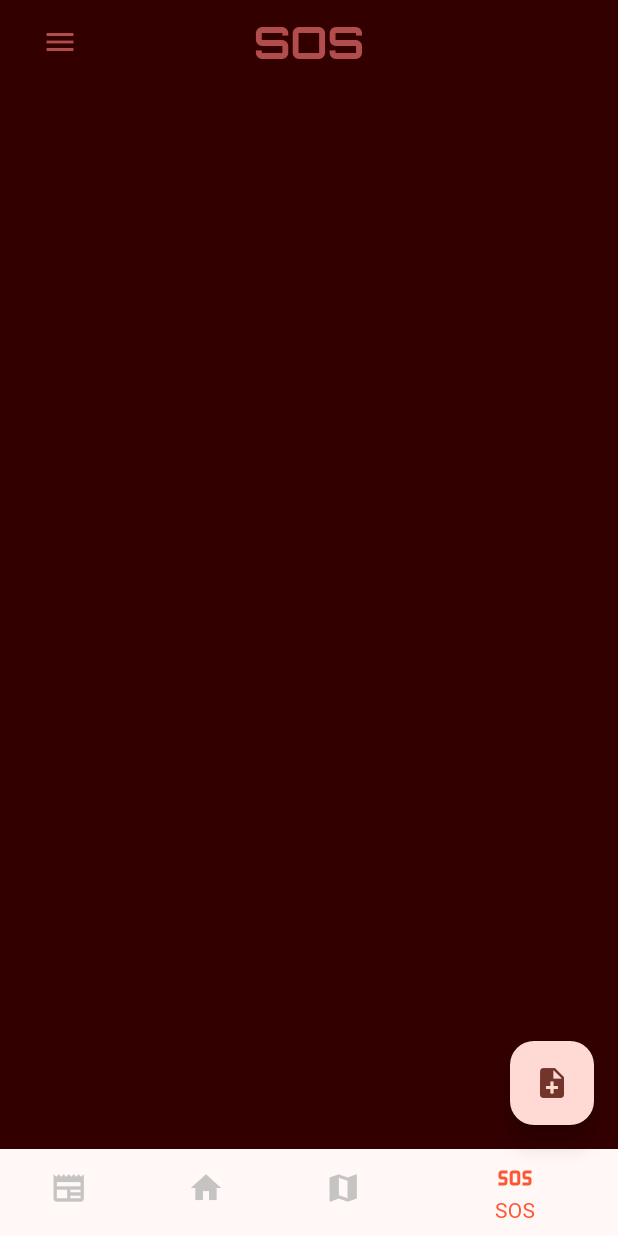
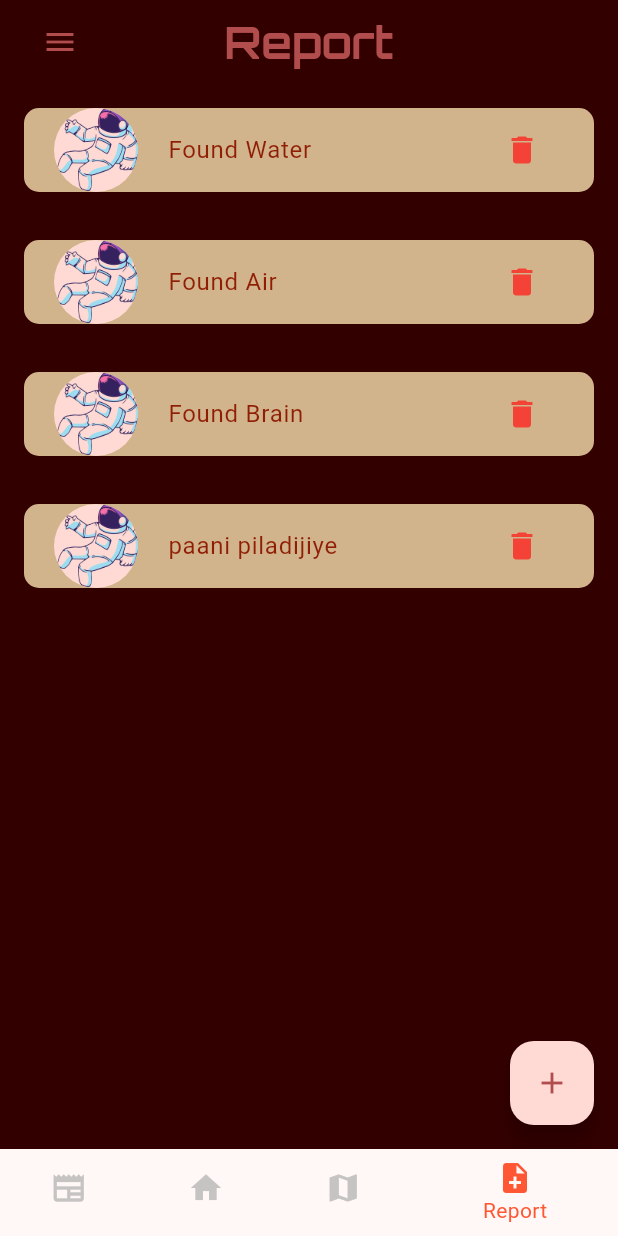
Before and after one commit to synapsecode/RedFrontier, a Flutter app: the HomePage screen opened directly, item 4 of the bottom bar chosen, on a phone screen of 412 x 824 dp. Run offline on Flutter 3.47's test engine with Material 3 defaults, Android fonts, the phone set to English and light mode, and no system bars; our stand-ins replace google_fonts, image_picker; missing offline and left inert: neopop.

Commit message:
Report, image picker, news and report details screen add report etc

```diff
--- /dev/null
+++ b/redfrontier/lib/models/reports.dart
@@ -0,0 +1,22 @@
+final dummyReports = [
+  {
+    'image': 'assets/images/astronautpng1.png',
+    'title': 'Found Water',
+    'description': 'jeyrfg  ghwey gywgyryg wrgrhgwhrgwbgwrhgwrhgowhrogwrhgb'
+  },
+  {
+    'image': 'assets/images/astronautpng1.png',
+    'title': 'Found Air',
+    'description': 'jeyrfg  ghwey gywgyryg wrgrhgwhrgwbgwrhgwrhgowhrogwrhgb'
+  },
+  {
+    'image': 'assets/images/astronautpng1.png',
+    'title': 'Found Brain',
+    'description': 'jeyrfg  ghwey gywgyryg wrgrhgwhrgwbgwrhgwrhgowhrogwrhgb'
+  },
+  {
+    'image': 'assets/images/astronautpng1.png',
+    'title': 'paani piladijiye',
+    'description': 'jeyrfg  ghwey gywgyryg wrgrhgwhrgwbgwrhgwrhgowhrogwrhgb'
+  }
+];
--- a/redfrontier/lib/screens/home_page.dart
+++ b/redfrontier/lib/screens/home_page.dart
@@ -1,4 +1,8 @@
 import 'package:flutter/material.dart';
+import 'package:redfrontier/screens/home_screen.dart';
+import 'package:redfrontier/screens/maps_screen.dart';
+import 'package:redfrontier/screens/news_screen.dart';
+import 'package:redfrontier/screens/report_screen.dart';
 
 class HomePage extends StatefulWidget {
   const HomePage({super.key});
@@ -15,7 +19,13 @@ class _HomePageState extends State<HomePage> {
     });
   }
 
-  final List<String> _title = ['News', 'Home', 'Map', 'SOS'];
+  final List<String> _title = ['News', 'Home', 'Map', 'Report'];
+  final List<Widget> _navScreens = const [
+    NewsScreen(),
+    HomeScreen(),
+    MapsScreen(),
+    ReportPage()
+  ];
 
   @override
   Widget build(BuildContext context) {
@@ -28,10 +38,7 @@ class _HomePageState extends State<HomePage> {
       //   backgroundColor: Colors.transparent,
       //   centerTitle: true,
       // ),
-      floatingActionButton: FloatingActionButton(
-        onPressed: () {},
-        child: const Icon(Icons.note_add),
-      ),
+
       body: Scaffold(
         appBar: AppBar(
           leading: Padding(
@@ -51,16 +58,21 @@ class _HomePageState extends State<HomePage> {
           centerTitle: true,
           backgroundColor: Colors.transparent,
         ),
+        body: IndexedStack(
+          index: _selectedIndex,
+          children: _navScreens,
+        ),
       ),
 
       bottomNavigationBar: BottomNavigationBar(
         onTap: onTapped,
         currentIndex: _selectedIndex,
-        items: const [
-          BottomNavigationBarItem(icon: Icon(Icons.newspaper), label: 'News'),
-          BottomNavigationBarItem(icon: Icon(Icons.home), label: 'Home'),
-          BottomNavigationBarItem(icon: Icon(Icons.map), label: 'Map'),
-          BottomNavigationBarItem(icon: Icon(Icons.sos), label: 'SOS')
+        items: [
+          BottomNavigationBarItem(
+              icon: Icon(Icons.newspaper), label: _title[0]),
+          BottomNavigationBarItem(icon: Icon(Icons.home), label: _title[1]),
+          BottomNavigationBarItem(icon: Icon(Icons.map), label: _title[2]),
+          BottomNavigationBarItem(icon: Icon(Icons.note_add), label: _title[3])
         ],
       ),
     );
--- /dev/null
+++ b/redfrontier/lib/screens/report_screen.dart
@@ -0,0 +1,61 @@
+import 'package:flutter/material.dart';
+import 'package:redfrontier/models/reports.dart';
+import 'package:redfrontier/widgets/addreport_dialog.dart';
+import 'package:redfrontier/widgets/repnews_details.dart';
+
+class ReportPage extends StatefulWidget {
+  const ReportPage({super.key});
+
+  @override
+  State<ReportPage> createState() => _ReportPageState();
+}
+
+class _ReportPageState extends State<ReportPage> {
+  void _openAddReport() {
+    showDialog(context: context, builder: (context) => AddReportDialog());
+  }
+
+  void _openReport() {
+    showDialog(context: context, builder: (context) => RepNewsDetails());
+  }
+
+  @override
+  Widget build(BuildContext context) {
+    return Scaffold(
+      body: ListView.builder(
+          itemCount: dummyReports.length,
+          itemBuilder: (context, index) {
+            final _reports = dummyReports[index];
+            return Padding(
+              padding: const EdgeInsets.all(16.0),
+              child: GestureDetector(
+                onTap: _openReport,
+                child: ListTile(
+                  shape: RoundedRectangleBorder(
+                      borderRadius: BorderRadius.circular(10)),
+                  tileColor: Color(0xFFD2B48C),
+                  leading: CircleAvatar(
+                    backgroundImage: AssetImage(_reports['image'].toString()),
+                    radius: 32,
+                  ),
+                  trailing: IconButton(
+                      onPressed: () {},
+                      icon: const Icon(
+                        Icons.delete,
+                        color: Colors.red,
+                      )),
+                  title: Text(
+                    _reports['title'] as String,
+                    style: TextStyle(color: Color.fromARGB(255, 143, 30, 4)),
+                  ),
+                ),
+              ),
+            );
+          }),
+      floatingActionButton: FloatingActionButton(
+        onPressed: _openAddReport,
+        child: const Icon(Icons.add),
+      ),
+    );
+  }
+}
--- a/redfrontier/pubspec.yaml
+++ b/redfrontier/pubspec.yaml
@@ -38,6 +38,7 @@ dependencies:
   google_fonts: ^6.1.0
   neopop: ^1.0.2
   easy_sidemenu: ^0.5.0
+  image_picker: ^1.0.5
 
 dev_dependencies:
   flutter_test:
```
Also changed, not shown: redfrontier/lib/main.dart (+7 -0 lines), redfrontier/lib/screens/home_screen.dart (added, +15 -0 lines), redfrontier/lib/screens/maps_screen.dart (added, +10 -0 lines), redfrontier/lib/screens/news_screen.dart (added, +10 -0 lines), redfrontier/lib/widgets/addreport_dialog.dart (added, +92 -0 lines), redfrontier/lib/widgets/repnews_details.dart (added, +25 -0 lines), redfrontier/pubspec.lock.
